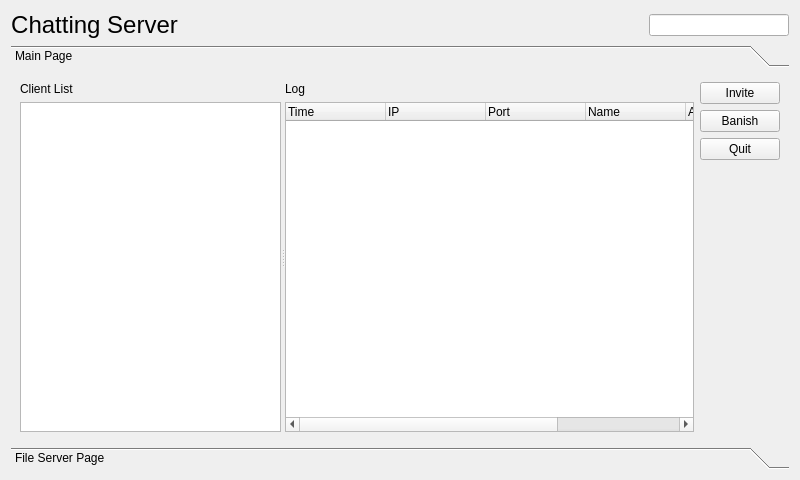
First picture: the form in serverform.ui, repository ChunJeong27/CRMMiniProject, before the edit.
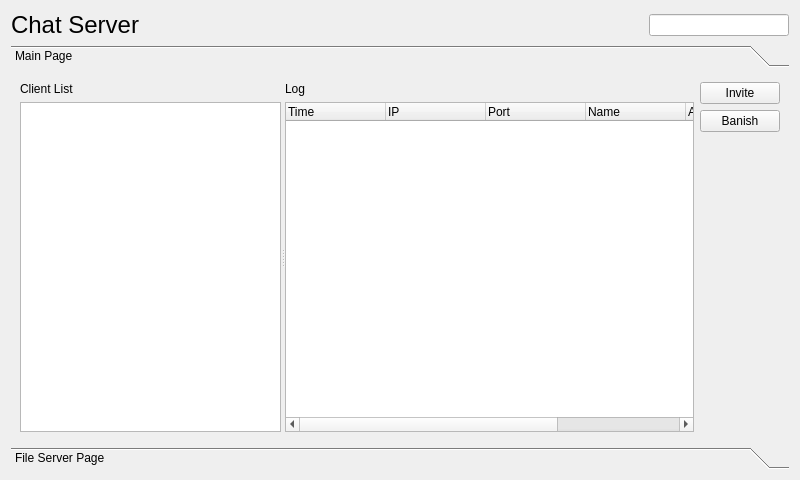
Second picture: the form after the edit.

What changed in the file:
```diff
--- a/serverform.ui
+++ b/serverform.ui
@@ -24,7 +24,7 @@
         </font>
        </property>
        <property name="text">
-        <string>Chatting Server</string>
+        <string>Chat Server</string>
        </property>
        <property name="alignment">
         <set>Qt::AlignCenter</set>
@@ -73,19 +73,21 @@
         <x>0</x>
         <y>0</y>
         <width>776</width>
-        <height>400</height>
+        <height>354</height>
        </rect>
       </property>
       <attribute name="label">
        <string>Main Page</string>
       </attribute>
+      <layout class="QVBoxLayout" name="verticalLayout_7">
+       <item>
       <layout class="QHBoxLayout" name="horizontalLayout_2">
        <item>
         <widget class="QSplitter" name="splitter">
          <property name="orientation">
           <enum>Qt::Horizontal</enum>
          </property>
-         <widget class="QWidget" name="">
+           <widget class="QWidget" name="layoutWidget">
           <layout class="QVBoxLayout" name="verticalLayout_2">
            <item>
             <widget class="QLabel" name="label_3">
@@ -173,13 +175,6 @@
              </property>
             </widget>
            </item>
-           <item row="2" column="0">
-            <widget class="QPushButton" name="quitPushButton">
-             <property name="text">
-              <string>Quit</string>
-             </property>
-            </widget>
-           </item>
           </layout>
          </item>
          <item>
@@ -194,6 +189,8 @@
             </size>
            </property>
           </spacer>
+           </item>
+          </layout>
          </item>
         </layout>
        </item>
```
Lines whose indentation alone changed are shown as unchanged.
